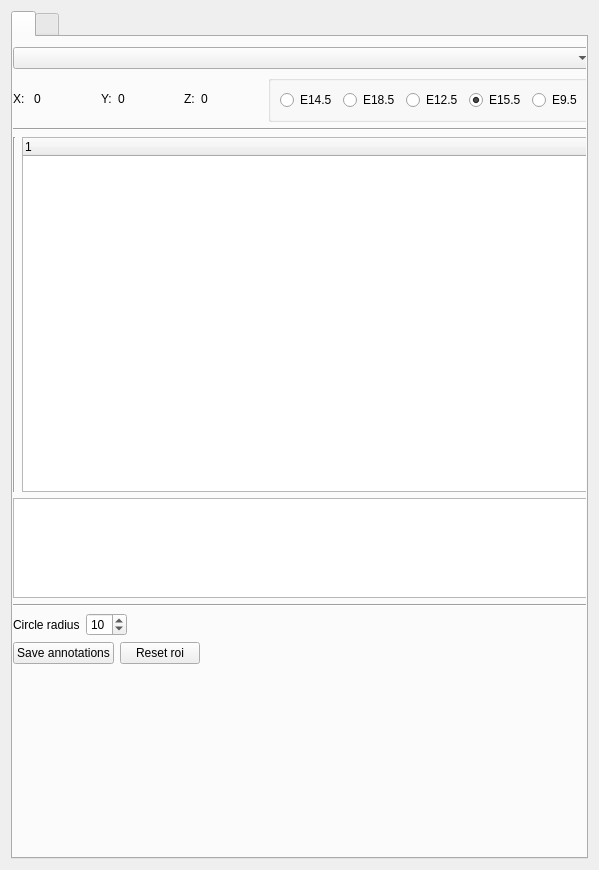
The window that vpv/ui/views/ui_annotations.ui (VCCRI/vpv) describes before a commit, drawn with Qt 5.
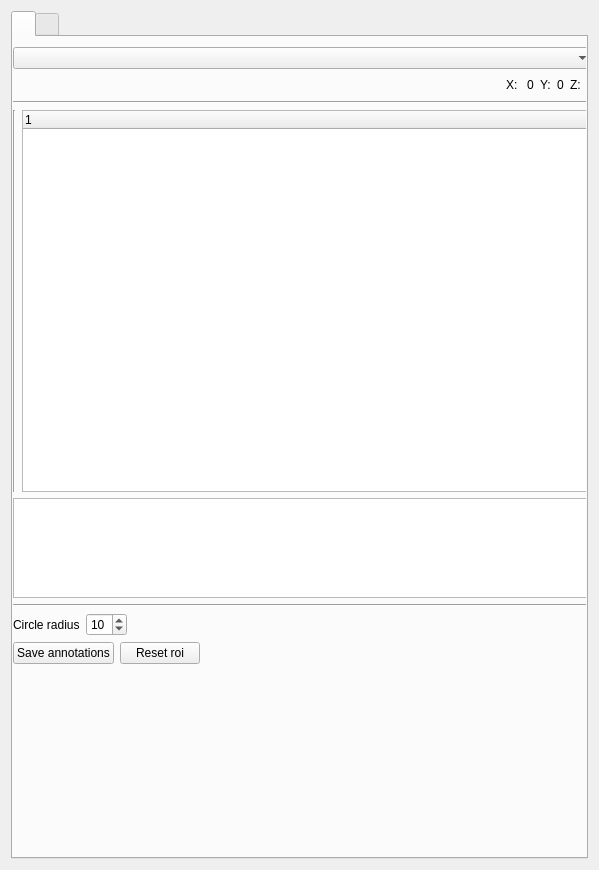
The same window after the commit. The open tabs and pages were chosen to show the change. Icons and pictures are not drawn.

Patch:
```diff
--- a/vpv/ui/views/ui_annotations.ui
+++ b/vpv/ui/views/ui_annotations.ui
@@ -54,6 +54,19 @@
         </item>
         <item>
          <layout class="QHBoxLayout" name="horizontalLayout_20">
+          <item>
+           <spacer name="horizontalSpacer_3">
+            <property name="orientation">
+             <enum>Qt::Horizontal</enum>
+            </property>
+            <property name="sizeHint" stdset="0">
+             <size>
+              <width>40</width>
+              <height>20</height>
+             </size>
+            </property>
+           </spacer>
+          </item>
           <item>
            <widget class="QLabel" name="label_34">
             <property name="sizePolicy">
@@ -114,74 +127,6 @@
             </property>
            </widget>
           </item>
-          <item>
-           <widget class="QGroupBox" name="groupBoxAnnotationType">
-            <property name="sizePolicy">
-             <sizepolicy hsizetype="Fixed" vsizetype="Preferred">
-              <horstretch>0</horstretch>
-              <verstretch>0</verstretch>
-             </sizepolicy>
-            </property>
-            <property name="toolTip">
-             <string>Select embryo stage</string>
-            </property>
-            <layout class="QHBoxLayout" name="horizontalLayout_2">
-             <item>
-              <widget class="QRadioButton" name="radioButtonE145">
-               <property name="text">
-                <string>E14.5</string>
-               </property>
-               <property name="checkable">
-                <bool>false</bool>
-               </property>
-              </widget>
-             </item>
-             <item>
-              <widget class="QRadioButton" name="radioButtonE185">
-               <property name="text">
-                <string>E18.5</string>
-               </property>
-               <property name="checkable">
-                <bool>false</bool>
-               </property>
-               <property name="checked">
-                <bool>false</bool>
-               </property>
-              </widget>
-             </item>
-             <item>
-              <widget class="QRadioButton" name="radioButtonE125">
-               <property name="text">
-                <string>E12.5</string>
-               </property>
-               <property name="checkable">
-                <bool>false</bool>
-               </property>
-              </widget>
-             </item>
-             <item>
-              <widget class="QRadioButton" name="radioButtonE155">
-               <property name="text">
-                <string>E15.5</string>
-               </property>
-               <property name="checked">
-                <bool>true</bool>
-               </property>
-              </widget>
-             </item>
-             <item>
-              <widget class="QRadioButton" name="radioButtonE95">
-               <property name="text">
-                <string>E9.5</string>
-               </property>
-               <property name="checkable">
-                <bool>false</bool>
-               </property>
-              </widget>
-             </item>
-            </layout>
-           </widget>
-          </item>
          </layout>
         </item>
         <item>
```
Left out of the diff: 2 changed lines with no effect on the pictures.
